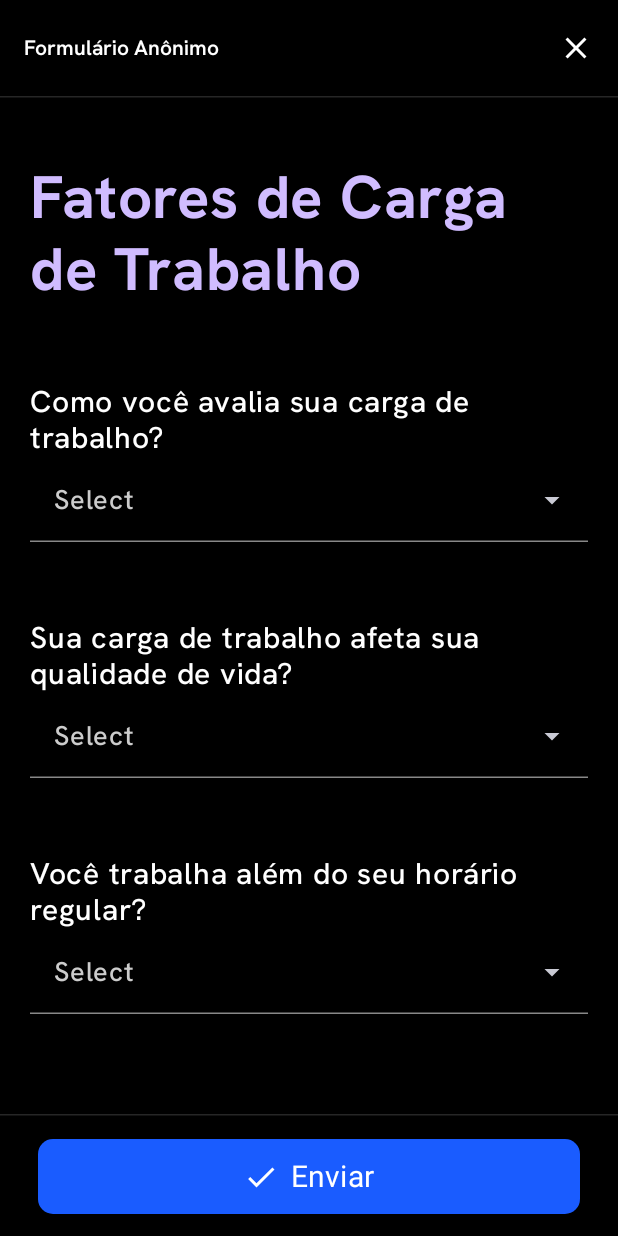
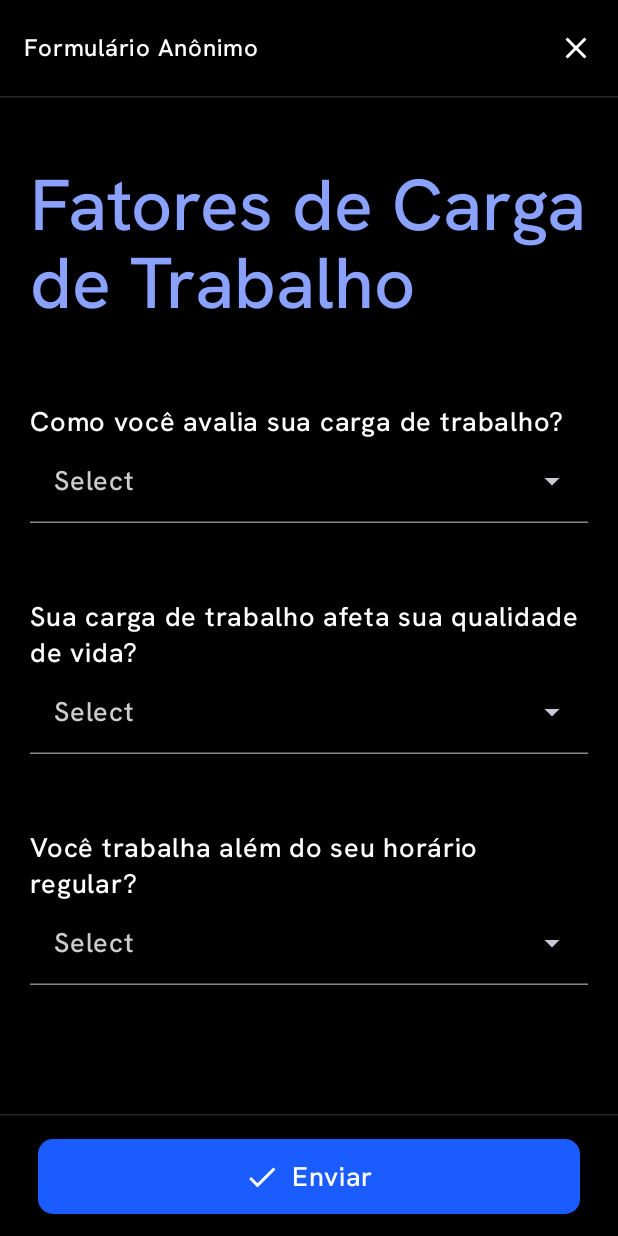
Before and after one commit to carolina-aizawa-moreira/softtekers_app, an Android app built with Jetpack Compose: the FormularioAnonimoScreen screen opened through its navigation route, on a phone screen of 412 x 824 dp. Run offline under Robolectric (Android 15) with nearby library versions, the phone set to English and light mode, and no system bars; Roboto replaces fonts that are not available here.

Commit message:
padronizacao das fontes e botoes

```diff
--- a/softtekers/app/src/main/java/com/fiap/softtekers/components/FormComponents.kt
+++ b/softtekers/app/src/main/java/com/fiap/softtekers/components/FormComponents.kt
@@ -1,21 +1,33 @@
 package com.fiap.softtekers.components
 
-import androidx.compose.foundation.layout.*
-import androidx.compose.material3.*
+import androidx.compose.foundation.layout.Column
+import androidx.compose.foundation.layout.fillMaxWidth
+import androidx.compose.foundation.layout.padding
+import androidx.compose.material3.DropdownMenuItem
+import androidx.compose.material3.ExperimentalMaterial3Api
+import androidx.compose.material3.ExposedDropdownMenuBox
+import androidx.compose.material3.ExposedDropdownMenuDefaults
+import androidx.compose.material3.MaterialTheme
 import androidx.compose.material3.MenuAnchorType
-import androidx.compose.runtime.*
+import androidx.compose.material3.Text
+import androidx.compose.material3.TextField
+import androidx.compose.material3.TextFieldDefaults
+import androidx.compose.runtime.Composable
+import androidx.compose.runtime.getValue
+import androidx.compose.runtime.mutableStateOf
+import androidx.compose.runtime.remember
+import androidx.compose.runtime.setValue
 import androidx.compose.ui.Modifier
 import androidx.compose.ui.graphics.Color
 import androidx.compose.ui.unit.dp
-import androidx.compose.ui.unit.sp
 
 @OptIn(ExperimentalMaterial3Api::class)
 @Composable
 fun PerguntaDropdown(
-    titulo: String,
-    resposta: String,
+    title: String,
+    answer: String,
     onSelect: (String) -> Unit,
-    opcoes: List<String>,
+    options: List<String>,
     modifier: Modifier = Modifier
 ) {
     var expanded by remember { mutableStateOf(false) }
@@ -23,14 +35,18 @@ fun PerguntaDropdown(
     Column(
         modifier = modifier.padding(vertical = 15.dp)
     ) {
-        Text(titulo, color = Color.White, fontSize = 20.sp)
+        Text(
+            title,
+            color = Color.White,
+            style = MaterialTheme.typography.bodyLarge,
+        )
 
         ExposedDropdownMenuBox(
             expanded = expanded,
             onExpandedChange = { expanded = !expanded }
         ) {
             TextField(
-                value = resposta,
+                value = answer,
                 onValueChange = {},
                 readOnly = true,
                 placeholder = { Text("Select", color = Color.LightGray) },
@@ -53,7 +69,7 @@ fun PerguntaDropdown(
                 expanded = expanded,
                 onDismissRequest = { expanded = false }
             ) {
-                opcoes.forEach { option ->
+                options.forEach { option ->
                     DropdownMenuItem(
                         text = { Text(option, color = Color.White) },
                         onClick = {
--- a/softtekers/app/src/main/java/com/fiap/softtekers/components/TopNavBar.kt
+++ b/softtekers/app/src/main/java/com/fiap/softtekers/components/TopNavBar.kt
@@ -12,7 +12,6 @@ import androidx.compose.runtime.Composable
 import androidx.compose.runtime.getValue
 import androidx.compose.ui.graphics.Color
 import androidx.compose.ui.unit.dp
-import androidx.compose.ui.unit.sp
 import androidx.navigation.NavController
 import androidx.navigation.compose.currentBackStackEntryAsState
 
@@ -26,7 +25,12 @@ fun TopNavBar(navController: NavController) {
     val currentRoute = navBackStackEntry?.destination?.route
     Column {
         TopAppBar(
-            title = { Text(currentRoute.toString(),fontSize = 14.sp) },
+            title = {
+                Text(
+                    currentRoute.toString(),
+                    style = MaterialTheme.typography.bodyMedium
+                )
+            },
             colors = TopAppBarDefaults.topAppBarColors(
                 titleContentColor = MaterialTheme.colorScheme.onPrimary
             ),
@@ -42,6 +46,9 @@ fun TopNavBar(navController: NavController) {
                 }
             }
         )
-        HorizontalDivider(color = Color(red = 1.0f, green = 1.0f, blue = 1.0f, alpha = 0.15f), thickness = 1.dp)
+        HorizontalDivider(
+            color = Color(red = 1.0f, green = 1.0f, blue = 1.0f, alpha = 0.15f),
+            thickness = 1.dp
+        )
     }
 }
--- a/softtekers/app/src/main/java/com/fiap/softtekers/screens/FormCargaScreen.kt
+++ b/softtekers/app/src/main/java/com/fiap/softtekers/screens/FormCargaScreen.kt
@@ -39,7 +39,6 @@ import androidx.compose.ui.graphics.Color
 import androidx.compose.ui.platform.LocalContext
 import androidx.compose.ui.text.font.FontWeight
 import androidx.compose.ui.unit.dp
-import androidx.compose.ui.unit.sp
 import androidx.navigation.NavController
 import com.fiap.softtekers.components.PerguntaDropdown
 import com.fiap.softtekers.ui.theme.YouPrimarySubtle
@@ -61,7 +60,8 @@ fun FormularioAnonimoScreen(navController: NavController) {
                 TopAppBar(
                     title = {
                         Text(
-                            "Formulário Anônimo",fontSize = 14.sp
+                            "Formulário Anônimo",
+                            style = MaterialTheme.typography.bodyMedium,
                         )
                     },
                     colors = TopAppBarDefaults.topAppBarColors(
@@ -101,7 +101,7 @@ fun FormularioAnonimoScreen(navController: NavController) {
                 )
                 BottomAppBar(
                     containerColor = Color.Black,
-                    contentPadding = PaddingValues(25.dp, 0.dp,),
+                    contentPadding = PaddingValues(25.dp, 0.dp),
                     modifier = Modifier.heightIn(min = 0.dp)
                 ) { // 🔵 Botão enviar (simulação)
                     Button(
@@ -124,8 +124,8 @@ fun FormularioAnonimoScreen(navController: NavController) {
                         Text(
                             "Enviar",
                             color = Color.White,
-                            fontSize = 20.sp, // 🔹 aumenta aqui (ex: 20sp, pode testar 22sp também)
-                            fontWeight = FontWeight.Normal // 🔹 opcional: deixa em negrito
+                            style = MaterialTheme.typography.bodyLarge, // 🔹 aumenta aqui (ex: 20sp, pode testar 22sp também)
+                            fontWeight = FontWeight.Light // 🔹 opcional: deixa em negrito
                         )
                     }
 
@@ -140,41 +140,44 @@ fun FormularioAnonimoScreen(navController: NavController) {
                 .padding(20.dp, 0.dp)
                 .verticalScroll(rememberScrollState())
         ) {
-            Spacer(modifier = Modifier.height(40.dp).fillMaxWidth())
+            Spacer(
+                modifier = Modifier
+                    .height(40.dp)
+                    .fillMaxWidth()
+            )
             // 🔵 Título principal
             Text(
                 text = "Fatores de Carga de Trabalho",
-                fontSize = 40.sp,
-                lineHeight = 48.sp,
-                fontWeight = FontWeight.Bold,
+                style = MaterialTheme.typography.headlineLarge,
+                fontWeight = FontWeight.Normal,
                 color = YouPrimarySubtle,
                 modifier = Modifier.padding(bottom = 24.dp)
             )
 
             // Pergunta 1
             PerguntaDropdown(
-                titulo = "Como você avalia sua carga de trabalho?",
-                resposta = resposta1,
+                title = "Como você avalia sua carga de trabalho?",
+                answer = resposta1,
                 onSelect = { resposta1 = it },
-                opcoes = listOf("Leve", "Moderada", "Pesada", "Muito pesada"),
+                options = listOf("Leve", "Moderada", "Pesada", "Muito pesada"),
                 modifier = Modifier.padding(vertical = 10.dp)
             )
 
             // Pergunta 2
             PerguntaDropdown(
-                titulo = "Sua carga de trabalho afeta sua qualidade de vida?",
-                resposta = resposta2,
+                title = "Sua carga de trabalho afeta sua qualidade de vida?",
+                answer = resposta2,
                 onSelect = { resposta2 = it },
-                opcoes = listOf("Nunca", "Raramente", "Às vezes", "Frequentemente", "Sempre"),
+                options = listOf("Nunca", "Raramente", "Às vezes", "Frequentemente", "Sempre"),
                 modifier = Modifier.padding(vertical = 10.dp)
             )
 
             // Pergunta 3
             PerguntaDropdown(
-                titulo = "Você trabalha além do seu horário regular?",
-                resposta = resposta3,
+                title = "Você trabalha além do seu horário regular?",
+                answer = resposta3,
                 onSelect = { resposta3 = it },
-                opcoes = listOf("Nunca", "Raramente", "Às vezes", "Frequentemente", "Sempre"),
+                options = listOf("Nunca", "Raramente", "Às vezes", "Frequentemente", "Sempre"),
                 modifier = Modifier.padding(vertical = 10.dp)
             )
 
--- a/softtekers/app/src/main/java/com/fiap/softtekers/screens/LoginScreen.kt
+++ b/softtekers/app/src/main/java/com/fiap/softtekers/screens/LoginScreen.kt
@@ -4,12 +4,17 @@ import androidx.compose.foundation.Image
 import androidx.compose.foundation.background
 import androidx.compose.foundation.layout.Arrangement
 import androidx.compose.foundation.layout.Column
+import androidx.compose.foundation.layout.PaddingValues
 import androidx.compose.foundation.layout.Spacer
 import androidx.compose.foundation.layout.fillMaxSize
 import androidx.compose.foundation.layout.padding
 import androidx.compose.foundation.layout.width
+import androidx.compose.foundation.shape.RoundedCornerShape
+import androidx.compose.material.icons.Icons
+import androidx.compose.material.icons.filled.ArrowForward
 import androidx.compose.material3.Button
 import androidx.compose.material3.ButtonDefaults
+import androidx.compose.material3.Icon
 import androidx.compose.material3.MaterialTheme
 import androidx.compose.material3.Text
 import androidx.compose.runtime.Composable
@@ -18,6 +23,7 @@ import androidx.compose.ui.draw.paint
 import androidx.compose.ui.graphics.Color
 import androidx.compose.ui.layout.ContentScale
 import androidx.compose.ui.res.painterResource
+import androidx.compose.ui.text.font.FontWeight
 import androidx.compose.ui.unit.dp
 import androidx.navigation.NavController
 import com.fiap.softtekers.R
@@ -30,7 +36,7 @@ fun LoginScreen(navController: NavController) {
         modifier = Modifier
             .fillMaxSize()
             .background(color = Color(MaterialTheme.colorScheme.surface.value))
-            .paint(  painterResource(id = R.drawable.background), contentScale = ContentScale.Crop)
+            .paint(painterResource(id = R.drawable.background), contentScale = ContentScale.Crop)
     ) {
         Column(
             verticalArrangement = Arrangement.Center,
@@ -39,7 +45,7 @@ fun LoginScreen(navController: NavController) {
                 .padding(20.dp)
         ) {
             Image(
-            painter = painterResource(id = R.drawable.softtek_brand),
+                painter = painterResource(id = R.drawable.softtek_brand),
                 contentDescription = "You Brand",
                 modifier = Modifier.width(120.dp)
             )
@@ -48,11 +54,12 @@ fun LoginScreen(navController: NavController) {
                 contentDescription = "You Brand"
             )
             Spacer(modifier = Modifier.padding(16.dp))
-            Text(text = "Você em primeiro lugar.",
+            Text(
+                text = "Você em primeiro lugar.",
                 style = MaterialTheme.typography.headlineLarge,
                 color = MaterialTheme.colorScheme.tertiary,
 
-            )
+                )
             Spacer(modifier = Modifier.padding(8.dp))
             Text(
                 text = "Programa de apoio à saúde mental e psicossocial dos Softtekers",
@@ -64,9 +71,24 @@ fun LoginScreen(navController: NavController) {
                 onClick = {
                     navController.navigate("checkIn")
                 },
-                colors = ButtonDefaults.buttonColors(YouTertiary)
+                colors = ButtonDefaults.buttonColors(YouTertiary),
+                shape = RoundedCornerShape(10.dp),
+                contentPadding = PaddingValues(horizontal = 18.dp, vertical = 12.dp),
+
             ) {
-                Text(text = "Entrar")
+                Text(
+                    text = "Entrar",
+                    style = MaterialTheme.typography.bodyLarge,
+                    color = Color.Black,
+                    fontWeight = FontWeight.Light
+                )
+                Spacer(Modifier.width(8.dp))
+
+                Icon(
+                    imageVector = Icons.Default.ArrowForward,
+                    contentDescription = "Enviar",
+                    tint = Color.Black
+                )
             }
         }
     }
--- a/softtekers/app/src/main/java/com/fiap/softtekers/screens/analisysScreen/components/CardAnalisys.kt
+++ b/softtekers/app/src/main/java/com/fiap/softtekers/screens/analisysScreen/components/CardAnalisys.kt
@@ -63,8 +63,7 @@ fun CardAnalisys(question: QuestionAnalisys, scaleType: Int? = 0) {
             Text(
                 question.title!!,
                 color = Color.White,
-                fontSize = 14.sp,
-                lineHeight = 16.sp,
+                style = MaterialTheme.typography.bodySmall,
                 fontWeight = FontWeight.Bold,
                 modifier = Modifier
                     .fillMaxWidth()
--- a/softtekers/app/src/main/java/com/fiap/softtekers/screens/analisysScreen/components/CardAnalisysCarrousel.kt
+++ b/softtekers/app/src/main/java/com/fiap/softtekers/screens/analisysScreen/components/CardAnalisysCarrousel.kt
@@ -8,6 +8,7 @@ import androidx.compose.foundation.layout.fillMaxWidth
 import androidx.compose.foundation.layout.padding
 import androidx.compose.foundation.lazy.LazyRow
 import androidx.compose.foundation.lazy.items
+import androidx.compose.material3.MaterialTheme
 import androidx.compose.material3.Text
 import androidx.compose.runtime.Composable
 import androidx.compose.ui.Alignment
@@ -16,7 +17,6 @@ import androidx.compose.ui.graphics.Color
 import androidx.compose.ui.platform.testTag
 import androidx.compose.ui.text.font.FontWeight
 import androidx.compose.ui.unit.dp
-import androidx.compose.ui.unit.sp
 import com.fiap.softtekers.model.FormAnalisys
 
 @Composable
@@ -48,7 +48,7 @@ fun CardAnalisysCarrousel(
                 Text(
                     form.title,
                     color = Color(0xFFF0F2FA),
-                    fontSize = 20.sp,
+                    style = MaterialTheme.typography.bodyLarge,
                     fontWeight = FontWeight.Bold,
                     modifier = Modifier
                         .weight(1f)
--- a/softtekers/app/src/main/java/com/fiap/softtekers/ui/theme/Color.kt
+++ b/softtekers/app/src/main/java/com/fiap/softtekers/ui/theme/Color.kt
@@ -12,7 +12,7 @@ val Pink40 = Color(0xFF7D5260)
 
 val YouPrimary = Color(0xFF1948FF)
 
-val YouPrimarySubtle = Color(0xFFD0BCFF)
+val YouPrimarySubtle = Color(0xFF8AA1FD)
 
 val YouPrimaryTranslucid = Color(0xF2001F75)
 val YouSecondary = Color(0xFF0288D1)
--- a/softtekers/app/src/main/java/com/fiap/softtekers/ui/theme/Type.kt
+++ b/softtekers/app/src/main/java/com/fiap/softtekers/ui/theme/Type.kt
@@ -44,7 +44,7 @@ val Typography = Typography(
     bodySmall = TextStyle(
         fontFamily = HankenGrotesk,
         fontWeight = FontWeight.Normal,
-        fontSize = 12.sp,
+        fontSize = 14.sp,
         lineHeight = 16.sp,
         letterSpacing = 0.5.sp
     ),
```
Also changed, not shown: softtekers/app/src/main/java/com/fiap/softtekers/components/Header.kt (deleted, +0 -47 lines), softtekers/app/src/main/java/com/fiap/softtekers/screens/CheckInScreen.kt (+18 -7 lines), softtekers/app/src/main/java/com/fiap/softtekers/screens/ComoSenteScreen.kt (+10 -17 lines), softtekers/app/src/main/java/com/fiap/softtekers/screens/FormClimaScreen.kt (+14 -13 lines), softtekers/app/src/main/java/com/fiap/softtekers/screens/FormSinaisScreen.kt (+12 -11 lines), softtekers/app/src/main/java/com/fiap/softtekers/screens/homescreen/components/CardQuestionCarrousel.kt (+4 -4 lines).
